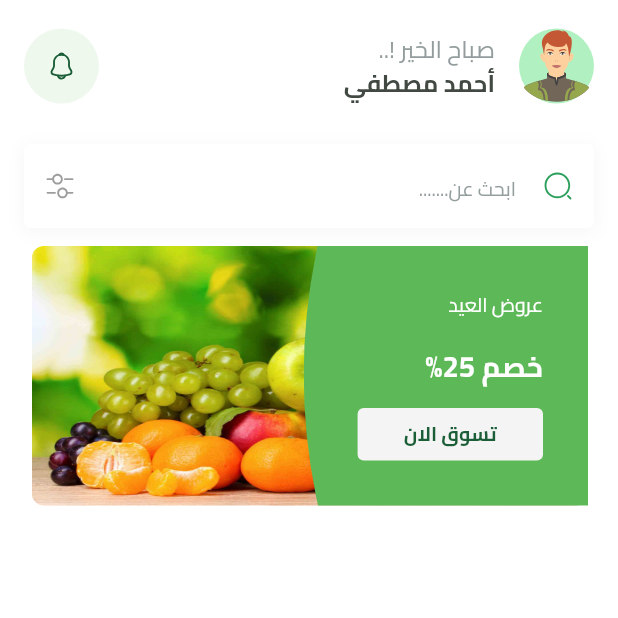
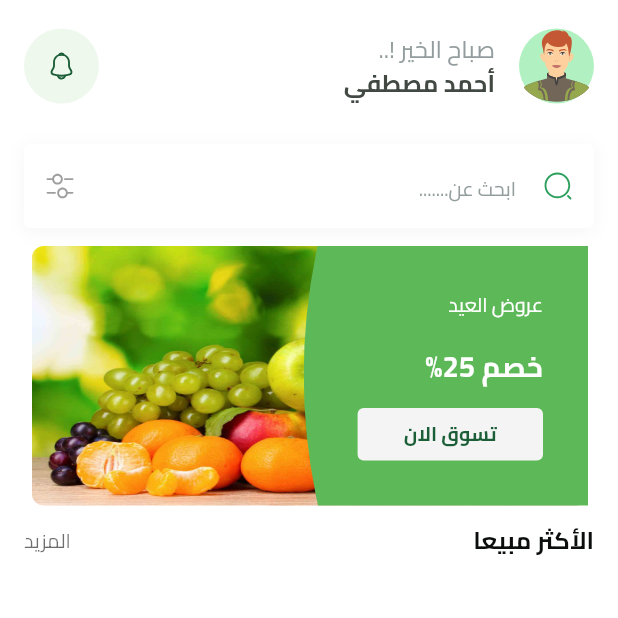
Before and after one commit to Elywa/FruitsHub, a Flutter app: the HomeView screen opened by its route, on a phone screen of 412 x 824 dp, the top half of it. Run offline on Flutter 3.47's test engine with Material 3 defaults, Android fonts, the phone set to English and light mode, and no system bars; our stand-ins replace bloc, cloud_firestore, dartz, dots_indicator, firebase_auth, firebase_core and 7 more; missing offline and left inert: dart:ffi, flutter_facebook_auth; accounts and stored records are empty.

Commit message:
refactor code

```diff
--- /dev/null
+++ b/lib/features/home/presentation/widgets/best_seller_heading.dart
@@ -0,0 +1,29 @@
+import 'package:flutter/material.dart';
+import 'package:fruits_hub/core/utils/app_text_styles.dart';
+
+class BestSellerHeading extends StatelessWidget {
+  const BestSellerHeading({super.key});
+
+  @override
+  Widget build(BuildContext context) {
+    return Row(
+      children: [
+        GestureDetector(
+          child: Text(
+            'الأكثر مبيعا',
+            style: AppTextStyles.bold16.copyWith(color: Color(0xFF0C0D0D)),
+          ),
+        ),
+        Spacer(),
+        GestureDetector(
+          child: Text(
+            'المزيد',
+            style: AppTextStyles.regular13.copyWith(
+              color: Color(0xFF0C0D0D).withOpacity(0.6),
+            ),
+          ),
+        ),
+      ],
+    );
+  }
+}
--- /dev/null
+++ b/lib/features/home/presentation/widgets/featured_item_list_view.dart
@@ -0,0 +1,25 @@
+
+import 'package:flutter/material.dart';
+import 'package:fruits_hub/features/home/presentation/widgets/featured_item.dart';
+
+class FeaturedItemsListView extends StatelessWidget {
+  const FeaturedItemsListView({super.key});
+
+  @override
+  Widget build(BuildContext context) {
+    return SizedBox(
+      height: MediaQuery.sizeOf(context).height * 0.21,
+      child: ListView.builder(
+        itemBuilder: (context, index) {
+          return Padding(
+            padding: const EdgeInsets.symmetric(horizontal: 4),
+            child: FeaturedItem(),
+          );
+        },
+        itemCount: 5,
+        scrollDirection: Axis.horizontal,
+        physics: BouncingScrollPhysics(),
+      ),
+    );
+  }
+}
--- a/lib/features/home/presentation/widgets/home_view_body.dart
+++ b/lib/features/home/presentation/widgets/home_view_body.dart
@@ -3,7 +3,9 @@ import 'package:flutter_svg/svg.dart';
 import 'package:fruits_hub/core/utils/app_colors.dart';
 import 'package:fruits_hub/core/utils/app_text_styles.dart';
 import 'package:fruits_hub/core/utils/assets.dart';
+import 'package:fruits_hub/features/home/presentation/widgets/best_seller_heading.dart';
 import 'package:fruits_hub/features/home/presentation/widgets/featured_item.dart';
+import 'package:fruits_hub/features/home/presentation/widgets/featured_item_list_view.dart';
 import 'package:fruits_hub/features/home/presentation/widgets/home_search_field.dart';
 import 'package:fruits_hub/features/home/presentation/widgets/home_app_bar.dart';
 
@@ -25,6 +27,8 @@ class HomeViewBody extends StatelessWidget {
                 HomeSearchField(),
                 SizedBox(height: 12),
                 FeaturedItemsListView(),
+                SizedBox(height: 12),
+                BestSellerHeading(),
               ],
             ),
           ),
@@ -33,25 +37,3 @@ class HomeViewBody extends StatelessWidget {
     );
   }
 }
-
-class FeaturedItemsListView extends StatelessWidget {
-  const FeaturedItemsListView({super.key});
-
-  @override
-  Widget build(BuildContext context) {
-    return SizedBox(
-      height: MediaQuery.sizeOf(context).height * 0.21,
-      child: ListView.builder(
-        itemBuilder: (context, index) {
-          return Padding(
-            padding: const EdgeInsets.symmetric(horizontal: 4),
-            child: FeaturedItem(),
-          );
-        },
-        itemCount: 5,
-        scrollDirection: Axis.horizontal,
-        physics: BouncingScrollPhysics(),
-      ),
-    );
-  }
-}
```
